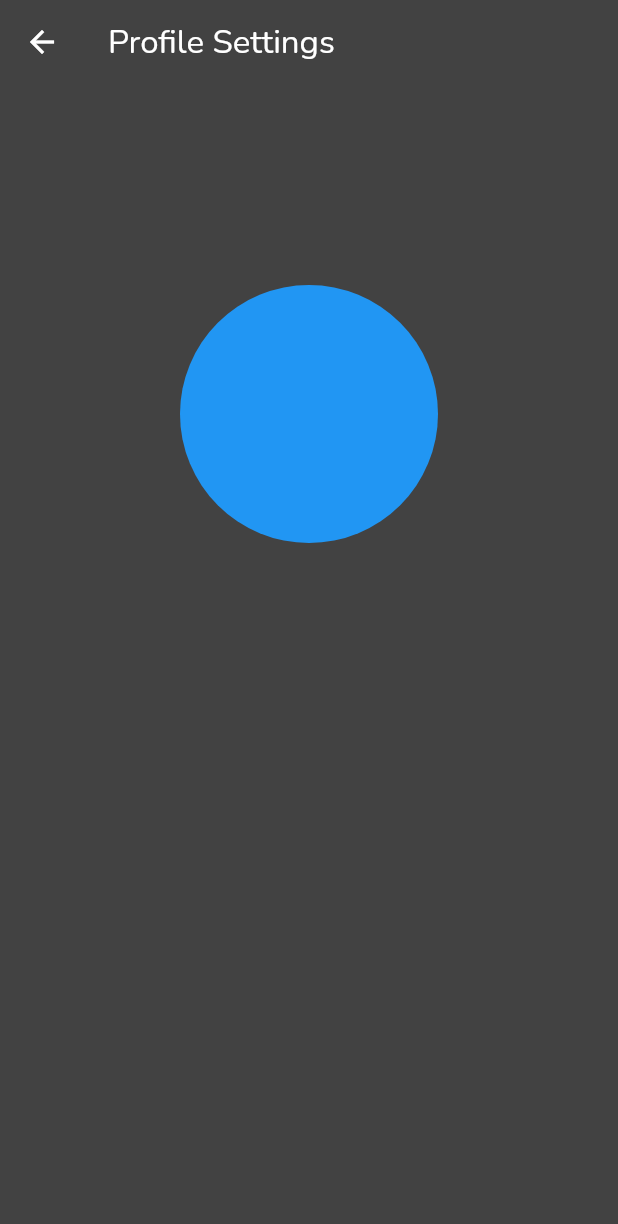
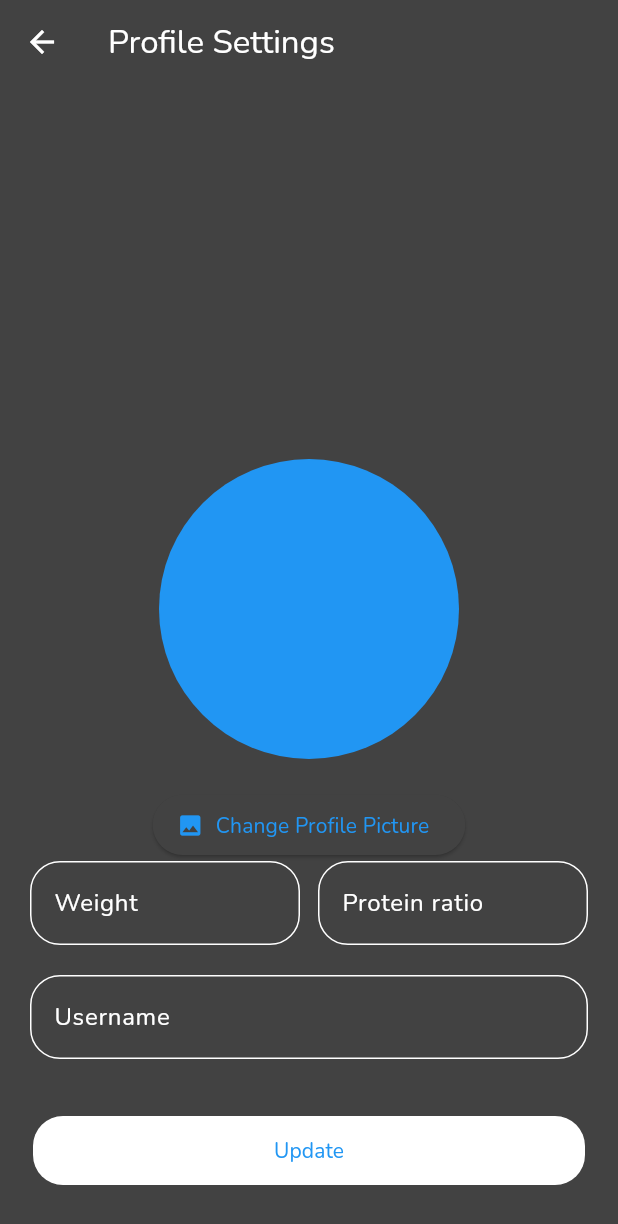
Before and after one commit to Nebilam/Protein-Tracker, a Flutter app: the Profile screen opened directly, on a phone screen of 412 x 824 dp. Shown: the top 1224 px of the screen. Run offline on Flutter 3.47's test engine with Material 3 defaults, Android fonts, the phone set to English and light mode, and no system bars; drawn by our look-alikes of dynamic_color; our stand-ins replace flutter_riverpod, percent_indicator, supabase_flutter; missing offline and left inert: passwordfield; accounts and stored records are empty.

Commit message:
feat: add ui profile page

```diff
--- a/lib/presentation/popups/profile/profile.dart
+++ b/lib/presentation/popups/profile/profile.dart
@@ -1,6 +1,7 @@
 import 'package:flutter/material.dart';
 import 'package:flutter_riverpod/flutter_riverpod.dart';
 import 'package:myapp/common/widgets/buttons/text_button.dart';
+import 'package:myapp/common/widgets/input_fields/input_field.dart';
 import 'package:myapp/core/riverpod/riverpod.dart';
 
 class Profile extends ConsumerWidget {
@@ -12,17 +13,96 @@ class Profile extends ConsumerWidget {
       appBar: AppBar(
         title: const Text("Profile Settings"),
       ),
-      body: const Padding(
-        padding: EdgeInsets.all(120.0),
-        child: Center(
+      body: Center(
         child: Column(
           crossAxisAlignment: CrossAxisAlignment.center,
           children: [
-              CircleAvatar(
+            const SizedBox(
+              height: 250,
+            ),
+            const CircleAvatar(
               radius: 100,
+            ),
+            const SizedBox(
+              height: 20,
+            ),
+            ElevatedButton.icon(
+              onPressed: () {},
+              icon: const Icon(Icons.image),
+              label: const Text('Change Profile Picture'),
+            ),
+            const SizedBox(
+              height: 00,
+            ),
+            Padding(
+              padding: const EdgeInsets.symmetric(horizontal: 20),
+              child: Row(
+                children: [
+                  // const Text("Weight:"),
+                  // const SizedBox(width: 12),
+                  Expanded(
+                    child: InputField(
+                      hint: "Weight",
+                    ),
+                  ),
+                  const SizedBox(width: 12),
+                  // const Text("Protein ratio:"),
+                  // const SizedBox(width: 12),
+                  Expanded(
+                    child: InputField(
+                      hint: "Protein ratio",
+                    ),
                   ),
                 ],
               ),
+            ),
+            // Padding(
+            //   padding: const EdgeInsets.symmetric(horizontal: 20),
+            //   child: InputField(hint: "Weight"),
+            // ),
+            // const SizedBox(
+            //   height: 20,
+            // ),
+            // Padding(
+            //   padding: const EdgeInsets.symmetric(horizontal: 20),
+            //   child: InputField(hint: "Protein ratio"),
+            // ),
+            const SizedBox(
+              height: 20,
+            ),
+            Padding(
+              padding: const EdgeInsets.symmetric(horizontal: 20),
+              child: InputField(
+                hint: "Username",
+              ),
+            ),
+            const SizedBox(
+              height: 30,
+            ),
+            ButtonText(
+              text: "Update",
+              onPressed: () {},
+            ),
+            const SizedBox(
+              height: 20,
+            ),
+            // const Spacer(),
+            ButtonText(
+              text: "Change password",
+              onPressed: () {},
+            ),
+            const SizedBox(
+              height: 20,
+            ),
+            ButtonText(
+              text: "Sign out",
+              onPressed: () {},
+              style: Style.secondary,
+            ),
+            const SizedBox(
+              height: 20,
+            ),
+          ],
         ),
       ),
     );
```
Lines whose indentation alone changed are shown as unchanged.
